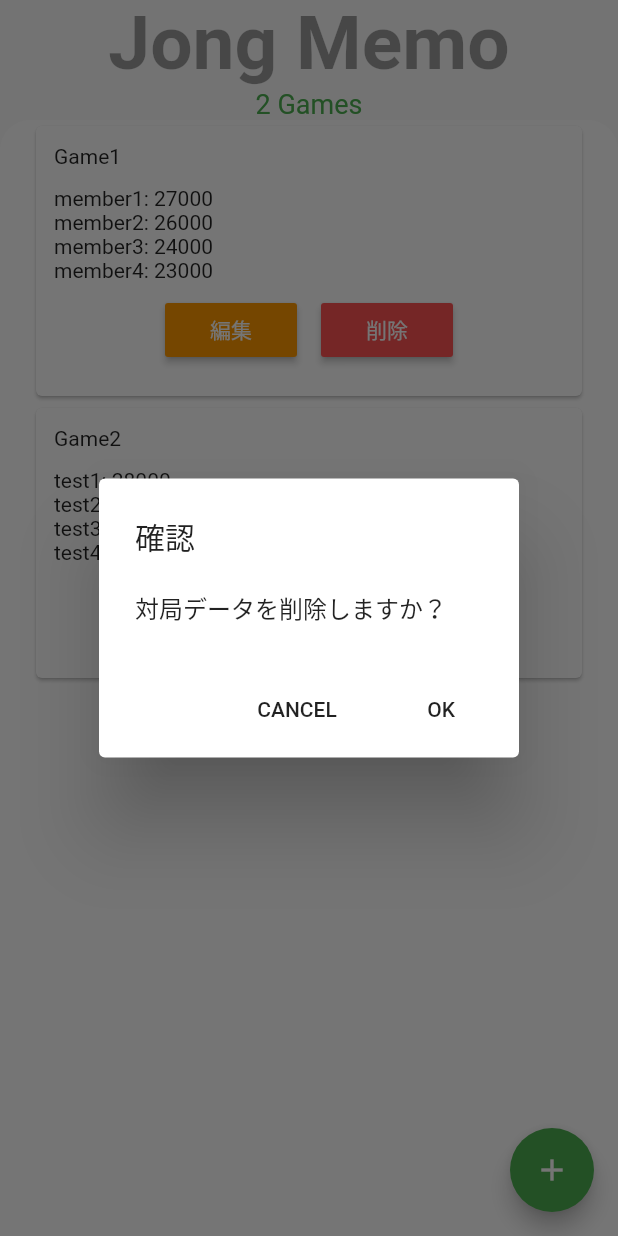
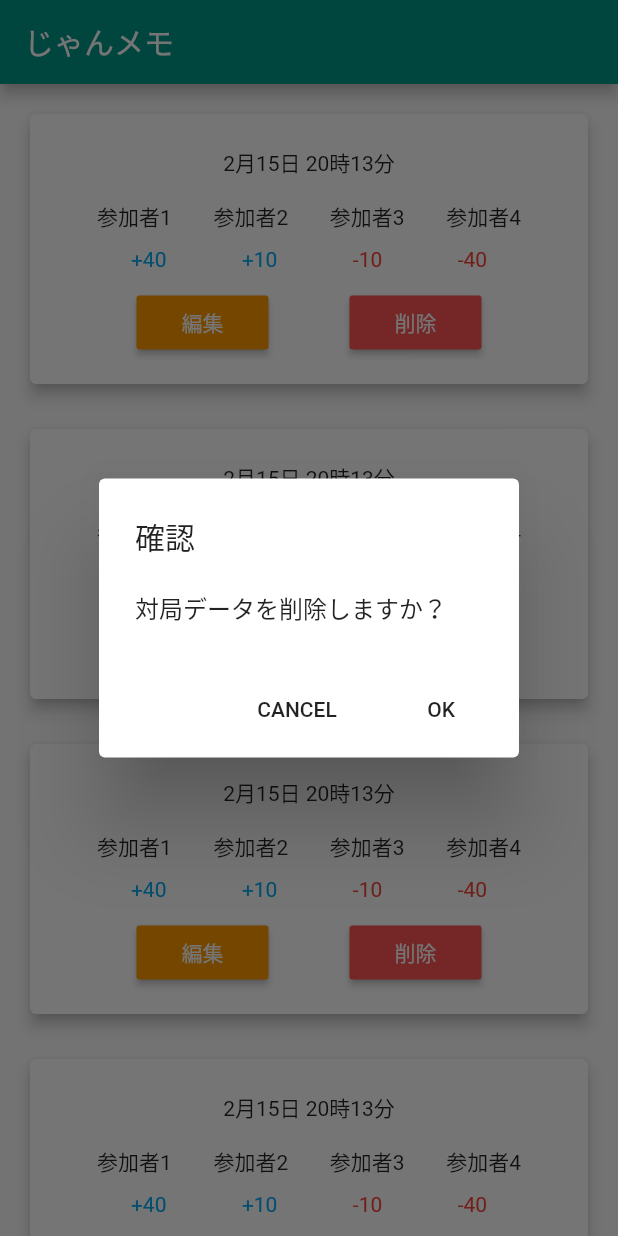
Before and after one commit to aniyome/jong_memo, a Flutter app: the screen it shows after launch, after a tap on "削除", on a phone screen of 412 x 824 dp. Run offline on Flutter 3.47's test engine with Material 2 defaults, Android fonts, the phone set to English and light mode, and no system bars.

Commit message:
モック作成

```diff
--- a/lib/main.dart
+++ b/lib/main.dart
@@ -1,7 +1,6 @@
 import 'package:flutter/material.dart';
-import 'package:jong_memo/screens/game_screen.dart';
+import 'package:jong_memo/screens/record_list_screen.dart';
 import 'package:provider/provider.dart';
-
 import 'models/game_data.dart';
 
 void main() => runApp(MyApp());
@@ -12,7 +11,9 @@ class MyApp extends StatelessWidget {
     return ChangeNotifierProvider<GameData>(
       create: (_) => GameData(),
       child: MaterialApp(
-        home: SafeArea(child: GameScreen()),
+        title: 'じゃんメモ',
+        theme: ThemeData(primaryColor: Colors.teal),
+        home: SafeArea(child: RecordListScreen()),
       ),
     );
   }
--- a/lib/models/game_data.dart
+++ b/lib/models/game_data.dart
@@ -10,21 +10,89 @@ class GameData extends ChangeNotifier {
         member2: "member2",
         member3: "member3",
         member4: "member4",
-        memberScore1: 27000,
-        memberScore2: 26000,
-        memberScore3: 24000,
-        memberScore4: 23000),
+        memberScore1: 20,
+        memberScore2: 30,
+        memberScore3: -20,
+        memberScore4: -30),
     Game(
         title: "Game2",
         member1: "test1",
         member2: "test2",
         member3: "test3",
         member4: "test4",
-        memberScore1: 28000,
-        memberScore2: 27000,
-        memberScore3: 23000,
-        memberScore4: 22000),
+        memberScore1: 40,
+        memberScore2: 10,
+        memberScore3: -20,
+        memberScore4: -30),
+    Game(
+        title: "Game2",
+        member1: "test1",
+        member2: "test2",
+        member3: "test3",
+        member4: "test4",
+        memberScore1: 40,
+        memberScore2: 10,
+        memberScore3: -20,
+        memberScore4: -30),
+    Game(
+        title: "Game2",
+        member1: "test1",
+        member2: "test2",
+        member3: "test3",
+        member4: "test4",
+        memberScore1: 40,
+        memberScore2: 10,
+        memberScore3: -20,
+        memberScore4: -30),
+    Game(
+        title: "Game2",
+        member1: "test1",
+        member2: "test2",
+        member3: "test3",
+        member4: "test4",
+        memberScore1: 40,
+        memberScore2: 10,
+        memberScore3: -20,
+        memberScore4: -30),
+    Game(
+        title: "Game2",
+        member1: "test1",
+        member2: "test2",
+        member3: "test3",
+        member4: "test4",
+        memberScore1: 40,
+        memberScore2: 10,
+        memberScore3: -20,
+        memberScore4: -30),
+    Game(
+        title: "Game2",
+        member1: "test1",
+        member2: "test2",
+        member3: "test3",
+        member4: "test4",
+        memberScore1: 40,
+        memberScore2: 10,
+        memberScore3: -20,
+        memberScore4: -30),
   ];
+
+  // TODO 対局者1
+  String member1 = "参加者1";
+
+  // TODO 対局者2
+  String member2 = "参加者2";
+
+  // TODO 対局者3
+  String member3 = "参加者3";
+
+  // TODO 対局者4
+  String member4 = "参加者4";
+
+  // TODO 対局登録日時
+  final DateTime created = DateTime.now();
+
+  // TODO 対局更新日時
+  DateTime updated = DateTime.now();
 
   List<Game> get games {
     return _games;
--- /dev/null
+++ b/lib/screens/record_detail_screen.dart
@@ -0,0 +1,8 @@
+import 'package:flutter/material.dart';
+
+class RecordDetailScreen extends StatelessWidget {
+  @override
+  Widget build(BuildContext context) {
+    return const Text("対局記録詳細画面");
+  }
+}
--- /dev/null
+++ b/lib/screens/record_list_screen.dart
@@ -0,0 +1,140 @@
+import 'package:flutter/material.dart';
+import 'package:jong_memo/models/game_data.dart';
+import 'package:provider/provider.dart';
+
+class RecordListScreen extends StatelessWidget {
+  @override
+  Widget build(BuildContext context) {
+    return Scaffold(
+        appBar: AppBar(
+          title: Text('じゃんメモ'),
+        ),
+        body: Container(
+          child: Consumer<GameData>(
+            builder: (context, gameData, child) {
+              return ListView.builder(
+                itemBuilder: (context, index) {
+                  print(index);
+                  final game = gameData.games[index];
+                  return Container(
+                    padding: EdgeInsets.fromLTRB(10, 10, 10, 0),
+                    height: 210,
+                    width: double.maxFinite,
+                    child: Card(
+                        elevation: 4.0,
+                        margin: EdgeInsets.all(10),
+                        child: Padding(
+                          padding: EdgeInsets.all(12),
+                          child: Column(
+                            children: [
+                              Container(
+                                padding: EdgeInsets.all(10),
+                                child: Text("2月15日 20時13分"),
+                              ),
+                              Container(
+                                padding: EdgeInsets.all(5),
+                                child: Row(
+                                  mainAxisAlignment:
+                                      MainAxisAlignment.spaceEvenly,
+                                  children: [
+                                    Text("参加者1"),
+                                    Text("参加者2"),
+                                    Text("参加者3"),
+                                    Text("参加者4"),
+                                  ],
+                                ),
+                              ),
+                              Container(
+                                padding: EdgeInsets.all(5),
+                                child: Row(
+                                  mainAxisAlignment:
+                                      MainAxisAlignment.spaceEvenly,
+                                  children: [
+                                    Text(
+                                      "+40",
+                                      style: TextStyle(color: Colors.lightBlue),
+                                    ),
+                                    Text(
+                                      "+10",
+                                      style: TextStyle(color: Colors.lightBlue),
+                                    ),
+                                    Text(
+                                      "-10",
+                                      style: TextStyle(color: Colors.red),
+                                    ),
+                                    Text(
+                                      "-40",
+                                      style: TextStyle(color: Colors.red),
+                                    ),
+                                  ],
+                                ),
+                              ),
+                              Container(
+                                padding: EdgeInsets.all(5),
+                                child: Row(
+                                  mainAxisAlignment:
+                                      MainAxisAlignment.spaceEvenly,
+                                  children: [
+                                    RaisedButton(
+                                      child: const Text('編集'),
+                                      color: Colors.orange,
+                                      textColor: Colors.white,
+                                      onPressed: () {
+                                        showModalBottomSheet(
+                                            context: context,
+                                            isScrollControlled: true,
+                                            builder: (context) =>
+                                                SingleChildScrollView(
+                                                    child: Container(
+                                                  padding: EdgeInsets.only(
+                                                      bottom:
+                                                          MediaQuery.of(context)
+                                                              .viewInsets
+                                                              .bottom),
+                                                )));
+                                      },
+                                    ),
+                                    RaisedButton(
+                                      child: const Text('削除'),
+                                      color: Colors.redAccent,
+                                      textColor: Colors.white,
+                                      onPressed: () {
+                                        showDialog(
+                                            context: context,
+                                            builder: (context) {
+                                              return AlertDialog(
+                                                title: Text("確認"),
+                                                content: Text("対局データを削除しますか？"),
+                                                actions: <Widget>[
+                                                  FlatButton(
+                                                    child: Text("CANCEL"),
+                                                    onPressed: () =>
+                                                        Navigator.pop(context),
+                                                  ),
+                                                  FlatButton(
+                                                      child: Text("OK"),
+                                                      onPressed: () {
+                                                        gameData
+                                                            .deleteTask(index);
+                                                        Navigator.pop(context);
+                                                      }),
+                                                ],
+                                              );
+                                            });
+                                      },
+                                    ),
+                                  ],
+                                ),
+                              ),
+                            ],
+                          ),
+                        )),
+                  );
+                },
+                itemCount: gameData.gameCount,
+              );
+            },
+          ),
+        ));
+  }
+}
```
